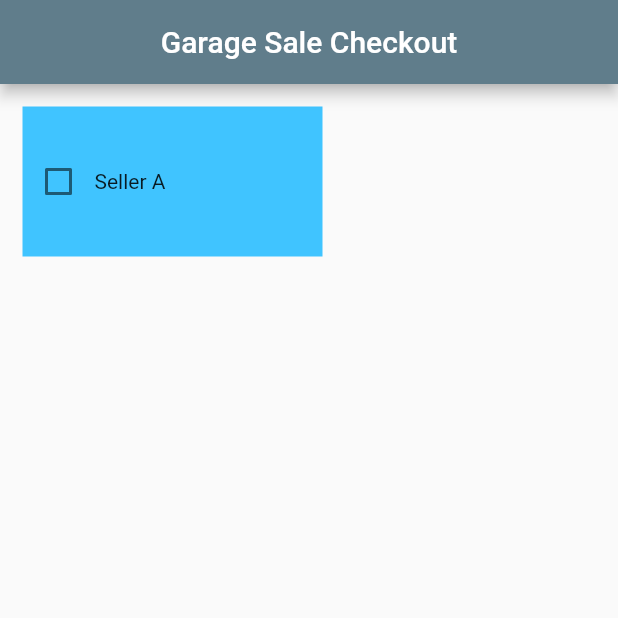
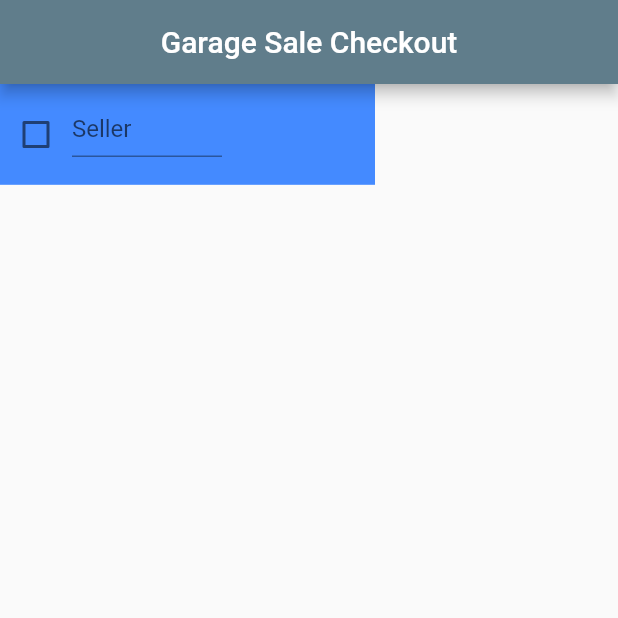
Before and after one commit to bmann505/garage-sale-checkout, a Flutter app: the screen it shows after launch, on a phone screen of 412 x 824 dp, the top half of it. Run offline on Flutter 3.47's test engine with Material 2 defaults, Android fonts, the phone set to English and light mode, and no system bars.

Commit message:
statefull seller widget

```diff
--- a/lib/ui/garage_sale.dart
+++ b/lib/ui/garage_sale.dart
@@ -22,7 +22,11 @@ class GarageSaleState extends State<GarageSale>{
       ),
       body: new Row(
         children: <Widget>[
-          new Seller(),
+          new Column(
+            children: <Widget>[
+              new Seller(),
+            ],
+          ),
 
         ],
       )
--- a/lib/ui/seller.dart
+++ b/lib/ui/seller.dart
@@ -1,41 +1,50 @@
 import 'package:flutter/material.dart';
-
 
 class Seller extends StatefulWidget {
   @override
   State<StatefulWidget> createState() {
-
     return new SellerState();
   }
-
 
 }
 
 class SellerState extends State<Seller> {
+  var _containerColor = Colors.blueAccent;
+  bool _checkBoxValue = false;
+  String _sellerName = 'Seller';
+  int _soldItems = 0;
+  double _sellerMoney = 0.00;
 
-  bool _isChecked = false;
 
-  void onChanged(bool value) {
-    setState(() {
-      _isChecked = value;
-    });
-  }
+
 
   @override
   Widget build(BuildContext context) {
     return new Column(
       children: <Widget>[
         new Container(
-          height: 100.0,
-          width: 200.0,
-          color: Colors.lightBlueAccent,
-          margin: new EdgeInsets.all(15.0),
-          child: new Row(
-            children: <Widget>[
-              new Checkbox(value: _isChecked, onChanged: (bool value) {onChanged(value);}),
-              new Text('Seller A'),
-            ],
-          ),
+            color: _containerColor,
+            height: 67.2,
+            width: 250.0,
+            child: new Row(
+              children: <Widget>[
+                new Checkbox(value: _checkBoxValue,
+                    onChanged: (bool newValue) {
+                      setState(() {
+                        _checkBoxValue = newValue;
+                      });
+                    }),
+                new Container(
+                    height: 30.0,
+                    width: 100.0,
+                    child: new TextField(
+                      decoration: new InputDecoration(
+                        hintText: _sellerName,
+                      ),
+                    )
+                )
+              ],
+            )
         ),
       ],
     );
```
